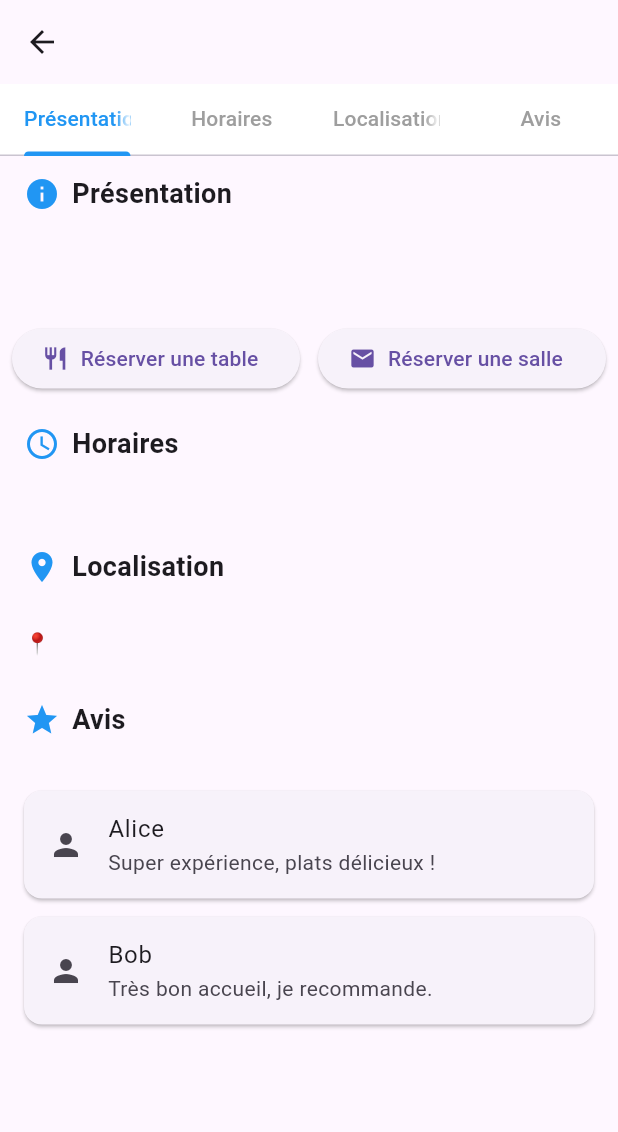
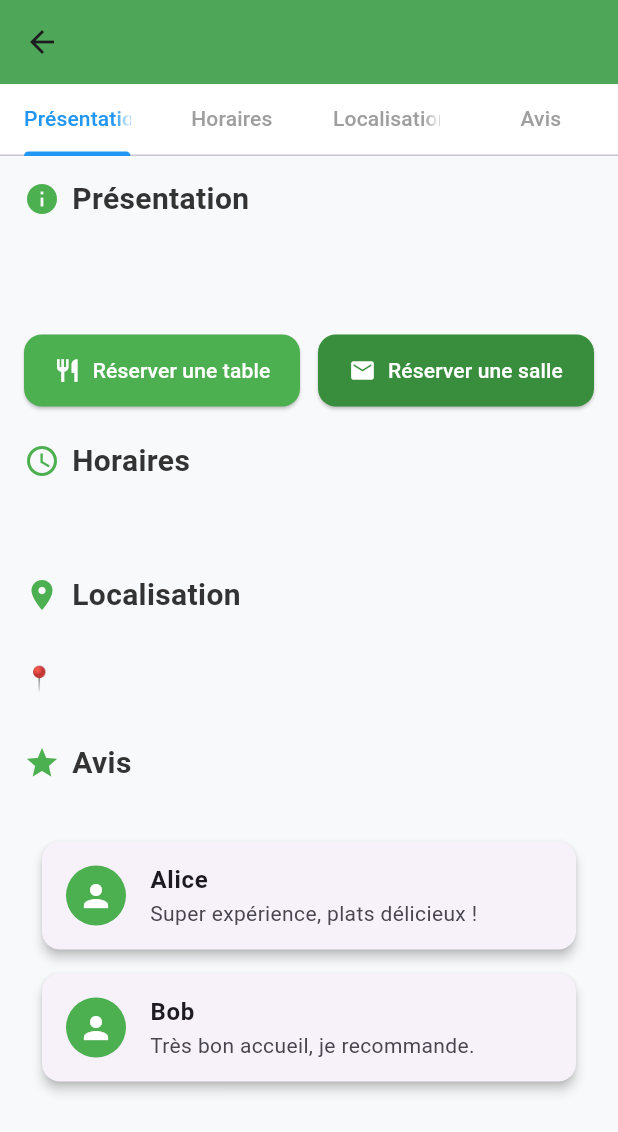
Before and after one commit to Jean-6/vegnbio-flutter-app, a Flutter app: the CanteenDetailScreen screen opened directly with empty values, on a phone screen of 412 x 824 dp. Shown: the top 1132 px of the screen. Run offline on Flutter 3.47's test engine with Material 3 defaults, Android fonts, the phone set to English and light mode, and no system bars; our stand-ins replace flutter_secure_storage, google_fonts, logger; missing offline and left inert: flutter_carousel_slider; accounts and stored records are empty; statements that could not run were skipped.

Commit message:
stylized view of canteen details

```diff
--- a/lib/core/constants/values.dart
+++ b/lib/core/constants/values.dart
@@ -68,3 +68,29 @@ const List<String> eventType = [
 const List<String> dishType = [
   'Entrée', 'Plat', 'Dessert', 'Boisson'
 ];
+
+const List<String> bookingType = [
+  'Evenement',
+  'Table',
+  'Salle',
+];
+
+const Map<String, String> dayTranslations = {
+  "MONDAY": "Lundi",
+  "TUESDAY": "Mardi",
+  "WEDNESDAY": "Mercredi",
+  "THURSDAY": "Jeudi",
+  "FRIDAY": "Vendredi",
+  "SATURDAY": "Samedi",
+  "SUNDAY": "Dimanche",
+};
+
+const List<String> daysOrder = [
+  "MONDAY",
+  "TUESDAY",
+  "WEDNESDAY",
+  "THURSDAY",
+  "FRIDAY",
+  "SATURDAY",
+  "SUNDAY"
+];
--- a/lib/presentation/screen/customer/canteen_details_screen.dart
+++ b/lib/presentation/screen/customer/canteen_details_screen.dart
@@ -3,6 +3,7 @@ import 'package:flutter_carousel_slider/carousel_slider.dart';
 import 'package:vegnbio/presentation/widget/room_booking_form.dart';
 import 'package:vegnbio/presentation/widget/table_booking_form.dart';
 
+import '../../../core/constants/values.dart';
 import '../../../dto/canteen.dart';
 
 class CanteenDetailScreen extends StatefulWidget {
@@ -46,14 +47,18 @@ class _CanteenDetailScreenState extends State<CanteenDetailScreen>
 
   Widget _sectionTitle(String title, IconData icon) {
     return Padding(
-      padding: const EdgeInsets.symmetric(vertical: 12, horizontal: 16),
+      padding: const EdgeInsets.symmetric(vertical: 14, horizontal: 16),
       child: Row(
         children: [
-          Icon(icon, color: Colors.blue),
+          Icon(icon, color: const Color(0xFF4CAF50)),
           const SizedBox(width: 8),
           Text(
             title,
-            style: const TextStyle(fontSize: 18, fontWeight: FontWeight.bold),
+            style: const TextStyle(
+              fontSize: 20,
+              fontWeight: FontWeight.bold,
+              color: Color(0xFF333333),
+            ),
           ),
         ],
       ),
@@ -62,13 +67,70 @@ class _CanteenDetailScreenState extends State<CanteenDetailScreen>
 
   Widget _reviewItem(String author, String content) {
     return Card(
-      margin: const EdgeInsets.symmetric(vertical: 6),
+      margin: const EdgeInsets.symmetric(vertical: 8, horizontal: 12),
+      shape: RoundedRectangleBorder(borderRadius: BorderRadius.circular(12)),
+      elevation: 3,
       child: ListTile(
-        leading: const Icon(Icons.person),
-        title: Text(author),
+        leading: CircleAvatar(
+          backgroundColor: const Color(0xFF4CAF50),
+          child: const Icon(Icons.person, color: Colors.white),
+        ),
+        title: Text(
+          author,
+          style: const TextStyle(fontWeight: FontWeight.bold),
+        ),
         subtitle: Text(content),
       ),
     );
+  }
+
+
+  List<Map<String, dynamic>> _groupOpeningHours(Map<String, dynamic> openingHourMap) {
+    final orderedEntries = daysOrder
+        .where((day) => openingHourMap.containsKey(day))
+        .map((day) => MapEntry(day, openingHourMap[day]))
+        .toList();
+
+    List<Map<String, dynamic>> grouped = [];
+    String? currentStartDay;
+    String? currentEndDay;
+    var currentHours;
+
+    for (var entry in orderedEntries) {
+      final translatedDay = dayTranslations[entry.key] ?? entry.key;
+      final hours = entry.value;
+
+      if (currentHours == null) {
+        currentStartDay = translatedDay;
+        currentEndDay = translatedDay;
+        currentHours = hours;
+      } else if (hours.openingTime == currentHours.openingTime &&
+          hours.closeTime == currentHours.closeTime) {
+        currentEndDay = translatedDay;
+      } else {
+        grouped.add({
+          "days": currentStartDay == currentEndDay
+              ? currentStartDay
+              : "$currentStartDay - $currentEndDay",
+          "hours": "${currentHours.openingTime} - ${currentHours.closeTime}",
+        });
+
+        currentStartDay = translatedDay;
+        currentEndDay = translatedDay;
+        currentHours = hours;
+      }
+    }
+
+    if (currentHours != null) {
+      grouped.add({
+        "days": currentStartDay == currentEndDay
+            ? currentStartDay
+            : "$currentStartDay - $currentEndDay",
+        "hours": "${currentHours.openingTime} - ${currentHours.closeTime}",
+      });
+    }
+
+    return grouped;
   }
 
   @override
@@ -76,8 +138,18 @@ class _CanteenDetailScreenState extends State<CanteenDetailScreen>
     final canteen = widget.canteen;
 
     return Scaffold(
+      backgroundColor: const Color(0xFFF8F9FA),
       appBar: AppBar(
-        title: Text(canteen.name, maxLines: 1, overflow: TextOverflow.ellipsis),
+        title: Text(
+          canteen.name,
+          maxLines: 1,
+          overflow: TextOverflow.ellipsis,
+          style: const TextStyle(
+              color: Colors.white),
+        ),
+        backgroundColor: const Color(0xFF4CAF50),
+        centerTitle: true,
+        elevation: 4,
       ),
       body: Column(
         children: [
@@ -149,14 +221,32 @@ class _CanteenDetailScreenState extends State<CanteenDetailScreen>
                   _sectionTitle("Présentation", Icons.info),
                   Padding(
                     padding: const EdgeInsets.all(16.0),
-                    child: Text(canteen.desc),
+                    child: Text(
+                      canteen.desc,
+                      style: const TextStyle(
+                        fontSize: 16,
+                        height: 1.4,
+                        color: Color(0xFF555555),
+                      ),
+                    ),
                   ),
+
+                  // Booking button
+
                   Padding(
-                    padding: const EdgeInsets.all(8.0),
+                    padding: const EdgeInsets.symmetric(horizontal: 16, vertical: 8),
                     child: Row(
                       children: <Widget>[
                         Expanded(
                           child: ElevatedButton.icon(
+                            style: ElevatedButton.styleFrom(
+                              backgroundColor: const Color(0xFF4CAF50),
+                              foregroundColor: Colors.white,
+                              shape: RoundedRectangleBorder(
+                                borderRadius: BorderRadius.circular(12),
+                              ),
+                              padding: const EdgeInsets.symmetric(vertical: 14),
+                            ),
                             onPressed: () async {
                               final result = await showDialog<bool>(
                                 context: context,
@@ -183,7 +273,7 @@ class _CanteenDetailScreenState extends State<CanteenDetailScreen>
                               );
 
                               if (result == true) {
-                                // ✅ Affiche une alerte de succès
+                                //Affiche une alerte de succès
                                 showDialog(
                                   context: context,
                                   builder: (context) {
@@ -216,6 +306,14 @@ class _CanteenDetailScreenState extends State<CanteenDetailScreen>
                         const SizedBox(width: 12), // espace entre les boutons
                         Expanded(
                           child: ElevatedButton.icon(
+                            style: ElevatedButton.styleFrom(
+                              backgroundColor: const Color(0xFF388E3C),
+                              foregroundColor: Colors.white,
+                              shape: RoundedRectangleBorder(
+                                borderRadius: BorderRadius.circular(12),
+                              ),
+                              padding: const EdgeInsets.symmetric(vertical: 14),
+                            ),
                             onPressed: () async {
                               final result = await showDialog<bool>(
                                 context: context,
@@ -272,58 +370,26 @@ class _CanteenDetailScreenState extends State<CanteenDetailScreen>
                             label: const Text("Réserver une salle"),
                           ),
 
-                          /*
-                            onPressed: () {
-                              showDialog(
-                                context: context,
-                                builder: (context) {
-                                  return Dialog(
-                                    insetPadding: EdgeInsets.zero,
-                                    shape: RoundedRectangleBorder(
-                                      borderRadius: BorderRadius.circular(12),
-                                    ),
-                                    child: ConstrainedBox(
-                                      constraints: BoxConstraints(
-                                        maxWidth: 500,
-                                        maxHeight: 350,
-                                      ),
-                                      child: RoomBookingForm(
-                                        onReserved: () {
-                                          Navigator.pop(context);
-                                        },
-                                        canteenId: canteen.id,
-                                      ),
-                                    ),
-                                  );
-                                },
-                              );
-                            },
-                            icon: const Icon(Icons.meeting_room),
-                            label: const Text("Réserver une salle"),
-                          ),*/
                         ),
                       ],
                     ),
                   ),
 
-                  //if(_showRoomForm)
                   Container(key: _horairesKey),
                   _sectionTitle("Horaires", Icons.access_time),
                   Padding(
                     padding: const EdgeInsets.all(16.0),
                     child: Column(
-                      children: canteen.openingHourMap.entries.map((entry) {
-                        final day = entry.key;
-                        final hours = entry.value;
-                        return Row(
-                          mainAxisAlignment: MainAxisAlignment.spaceBetween,
-                          children: [
-                            Text(day),
-                            Text(
-                              "${hours.openingTime} -"
-                              "${hours.closeTime}",
-                            ),
-                          ],
+                      children: _groupOpeningHours(canteen.openingHourMap).map((entry) {
+                        return Padding(
+                            padding: const EdgeInsets.symmetric(vertical: 4),
+                            child: Row(
+                              mainAxisAlignment: MainAxisAlignment.spaceBetween,
+                              children: [
+                                Text(entry["days"], style: const TextStyle(fontWeight: FontWeight.w600)),
+                                Text(entry["hours"], style: const TextStyle(color: Colors.black54)),
+                              ],
+                        ),
                         );
                       }).toList(),
                     ),
@@ -334,7 +400,12 @@ class _CanteenDetailScreenState extends State<CanteenDetailScreen>
                   _sectionTitle("Localisation", Icons.location_on),
                   Padding(
                     padding: const EdgeInsets.all(16.0),
-                    child: Text("📍 ${canteen.location.address}"),
+                    child: Text("📍 ${canteen.location.address} ${canteen.location.city} ${canteen.location.postalCode}",
+                      style: const TextStyle(
+                        fontSize: 16,
+                        color: Colors.black87
+                      ),
+                    ),
                   ),
 
                   // Avis
--- a/lib/presentation/screen/customer/canteen_screen.dart
+++ b/lib/presentation/screen/customer/canteen_screen.dart
@@ -96,7 +96,7 @@ class CanteenScreenState extends State<CanteenScreen> {
     }
   }
 
-  Future<void> _selectTime(BuildContext context) async {
+  /*Future<void> _selectTime(BuildContext context) async {
     final TimeOfDay? picked = await showTimePicker(
       context: context,
       initialTime: TimeOfDay.now(),
@@ -108,7 +108,7 @@ class CanteenScreenState extends State<CanteenScreen> {
         selectedTime = picked;
       });
     }
-  }
+  }*/
 
   @override
   void initState() {
@@ -360,11 +360,17 @@ class CanteenScreenState extends State<CanteenScreen> {
                     width: double.infinity,
                     child: ElevatedButton.icon(
                       onPressed: _filterCanteens,
-                      icon: const Icon(Icons.search),
-                      label: const Text("Rechercher"),
                       style: ElevatedButton.styleFrom(
                         backgroundColor: const Color(0xFF4CAF50),
                         padding: const EdgeInsets.symmetric(vertical: 14),
+                        shape: RoundedRectangleBorder(
+                          borderRadius: BorderRadius.circular(8),
+                        ),
+                      ),
+                      icon: const Icon(Icons.search),
+                      label: const Text(
+                        "Rechercher",
+                        style: TextStyle(color: Colors.white, fontSize: 16),
                       ),
                     ),
                   ),
@@ -379,7 +385,7 @@ class CanteenScreenState extends State<CanteenScreen> {
             child: _isLoading
                 ? const Center(child: CircularProgressIndicator())
                 : filteredCanteens.isEmpty
-                ? const Center(child: Text("Aucun événement trouvé"))
+                ? const Center(child: Text("Aucun restaurant trouvé"))
                 : ListView.builder(
                     itemCount: filteredCanteens.length,
                     itemBuilder: (context, index) {
--- a/lib/presentation/widget/canteen_card.dart
+++ b/lib/presentation/widget/canteen_card.dart
@@ -102,10 +102,10 @@ class CanteenCard extends StatelessWidget {
                     style: TextStyle(fontWeight: FontWeight.w500),
                   ),
 
-                  SizedBox(height: 8),
-                  Text("📍 3 Promenade des Anglais, Nice"),
+                  /*SizedBox(height: 8),
+                  Text("📍 3 Promenade des Anglais, Nice"),*/
 
-                  Row(
+                  /*Row(
                     mainAxisAlignment: MainAxisAlignment.end,
                     children: [
                       TextButton.icon(
@@ -127,7 +127,7 @@ class CanteenCard extends StatelessWidget {
                         label: Text("Carte"),
                       ),
                     ],
-                  ),
+                  ),*/
                 ],
               ),
             ),
```
